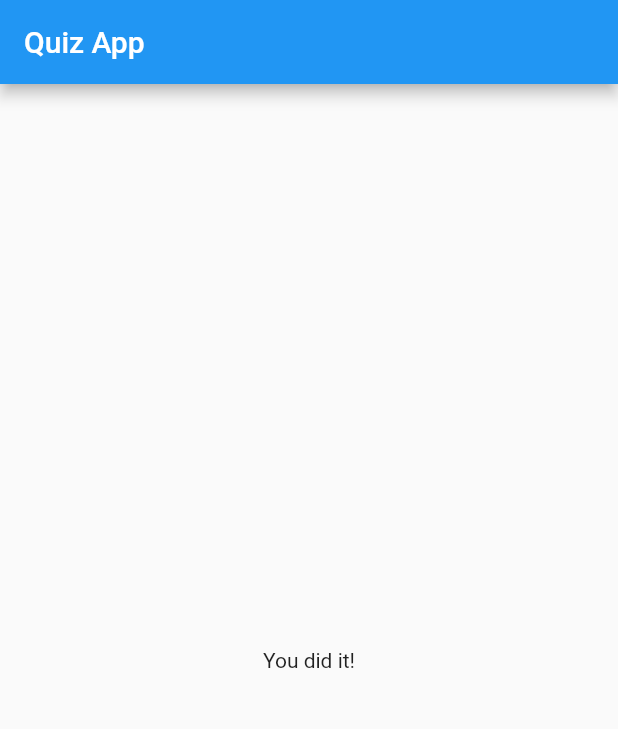
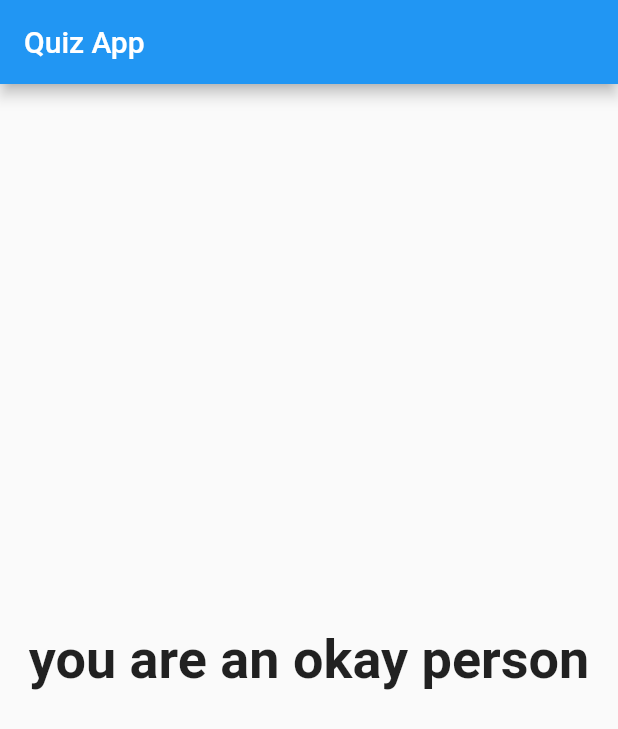
Before and after one commit to SavvyChap/flutter_quiz_app, a Flutter app: the screen it shows after launch, after a tap on "Blue", after a tap on "Dog", after a tap on "Fall", on a phone screen of 412 x 824 dp. Shown: the top 729 px of the screen. Run offline on Flutter 3.47's test engine with Material 2 defaults, Android fonts, the phone set to English and light mode, and no system bars.

```diff
--- a/lib/main.dart
+++ b/lib/main.dart
@@ -19,22 +19,41 @@ class _MyAppState extends State<MyApp> {
   final _questions = const [
     {
       'questionText': 'What\'s your favorite color?',
-      'answers': ['Blue', 'Red', 'Green', 'Black']
+      'answers': [
+        {'text': 'Blue', 'score': 2},
+        {'text': 'Red', 'score': 4},
+        {'text': 'Green', 'score': 3},
+        {'text': 'Black', 'score': 10}
+      ]
     },
     {
       'questionText': 'What\'s your favorite animal?',
-      'answers': ['Cat', 'Dog', 'Lizards', 'Not Fish']
+      'answers': [
+        {'text': 'Cat', 'score': 9},
+        {'text': 'Dog', 'score': 2},
+        {'text': 'Lizards', 'score': 7},
+        {'text': 'Not Fish', 'score': 1}
+       ]
     },
     {
       'questionText': 'What\'s your favorite season?',
-      'answers': ['Spring', 'Summer', 'Fall', 'Winter']
+      'answers': [
+        {'text': 'Spring', 'score': 2},
+        {'text': 'Summer', 'score': 3},
+        {'text': 'Fall', 'score': 2},
+        {'text': 'Winter', 'score': 3}
+      ]
     }
 
   ];
 
   var _questionIndex = 0;
+  var _totalScore = 0;
 
-  void _answerQuestion() {
+  void _answerQuestion(int score) {
+
+    _totalScore += score;
+
     setState(() {
       _questionIndex = _questionIndex + 1;
     });
@@ -56,7 +75,7 @@ class _MyAppState extends State<MyApp> {
               answerQuestion: _answerQuestion,
               questionIndex: _questionIndex,
               questions: _questions,)
-            : Result(),
+            : Result(_totalScore),
       ),
     );
   }
--- a/lib/quiz.dart
+++ b/lib/quiz.dart
@@ -21,8 +21,8 @@ class Quiz extends StatelessWidget {
         Question(
           questions[questionIndex]['questionText'],
         ),
-        ...(questions[questionIndex]['answers'] as List<String>).map((answer) {
-          return Answer(answerQuestion, answer);
+        ...(questions[questionIndex]['answers'] as List<Map<String, Object>>).map((answer) {
+          return Answer(() => answerQuestion(answer['score']), answer['text']);
         }).toList()
       ],
     );
--- a/lib/result.dart
+++ b/lib/result.dart
@@ -1,10 +1,32 @@
 import 'package:flutter/material.dart';
 
 class Result extends StatelessWidget {
+  final int resultScore;
+
+  Result(this.resultScore);
+
+  String get resultPhrase {
+    var resultText = 'you did it';
+    if (resultScore <= 8) {
+      resultText = 'you are an okay person';
+    } else if (resultScore <= 12) {
+      resultText = 'you are not strange';
+    } else if (resultScore <= 18) {
+      resultText = 'you are naughty';
+    } else {
+      resultText = 'get the fuck out of my kitchen';
+    }
+    return resultText;
+  }
+
   @override
   Widget build(BuildContext context) {
     return Center(
-      child: Text('You did it!'),
+      child: Text(
+        resultPhrase,
+        style: TextStyle(fontSize: 36, fontWeight: FontWeight.bold),
+        textAlign: TextAlign.center,
+      ),
     );
   }
 }
```
